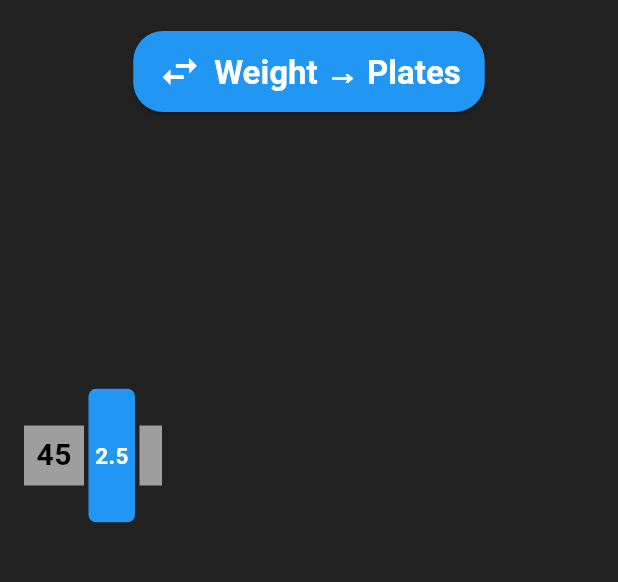
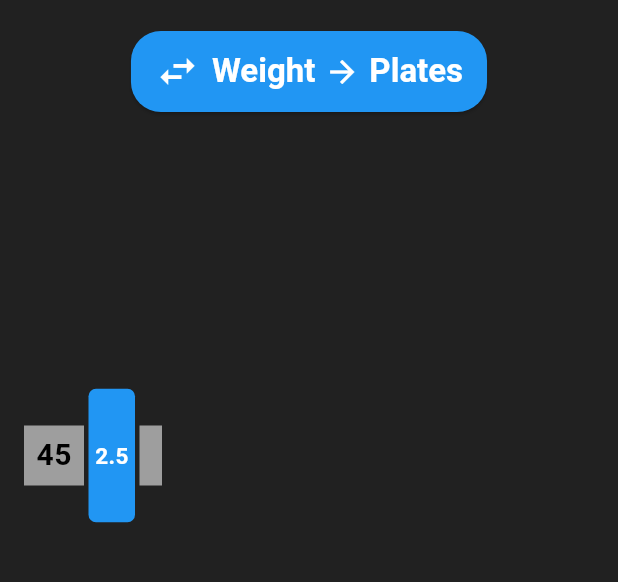
Before and after one commit to Baggins5066/barbellCalculator, a Flutter app: the screen it shows after launch, item 4 of the bottom bar chosen, on a phone screen of 412 x 824 dp, the part 77-659 px from its top. Run offline on Flutter 3.47's test engine with Material 3 defaults, Android fonts, the phone set to English and light mode, and no system bars; drawn by our look-alikes of google_mobile_ads; our stand-ins replace in_app_purchase, shared_preferences; network calls fail.

Commit message:
Added icons to swap mode button

```diff
--- a/barbell_calculator/lib/main.dart
+++ b/barbell_calculator/lib/main.dart
@@ -1138,17 +1138,39 @@
                         ElevatedButton.icon(
                           onPressed: _toggleMode,
                           icon: const Icon(Icons.swap_horiz, size: 30),
-                          label: Text(
-                            isWeightToPlates
-                                ? 'Weight → Plates'
-                                : 'Plates → Weight',
-                            style: Theme.of(
-                              context,
-                            ).textTheme.titleLarge?.copyWith(
-                              color: Colors.white,
-                              fontWeight: FontWeight.bold,
-                            ),
-                          ),
+                          label: isWeightToPlates
+                              ? Row(
+                                  mainAxisSize: MainAxisSize.min,
+                                  children: [
+                                    Text('Weight', style: Theme.of(context).textTheme.titleLarge?.copyWith(
+                                          color: Colors.white,
+                                          fontWeight: FontWeight.bold,
+                                        )),
+                                    const SizedBox(width: 6),
+                                    const Icon(Icons.arrow_forward, size: 24, color: Colors.white),
+                                    const SizedBox(width: 6),
+                                    Text('Plates', style: Theme.of(context).textTheme.titleLarge?.copyWith(
+                                          color: Colors.white,
+                                          fontWeight: FontWeight.bold,
+                                        )),
+                                  ],
+                                )
+                              : Row(
+                                  mainAxisSize: MainAxisSize.min,
+                                  children: [
+                                    Text('Plates', style: Theme.of(context).textTheme.titleLarge?.copyWith(
+                                          color: Colors.white,
+                                          fontWeight: FontWeight.bold,
+                                        )),
+                                    const SizedBox(width: 6),
+                                    const Icon(Icons.arrow_forward, size: 24, color: Colors.white),
+                                    const SizedBox(width: 6),
+                                    Text('Weight', style: Theme.of(context).textTheme.titleLarge?.copyWith(
+                                          color: Colors.white,
+                                          fontWeight: FontWeight.bold,
+                                        )),
+                                  ],
+                                ),
                           style: ElevatedButton.styleFrom(
                             padding: const EdgeInsets.symmetric(
                               horizontal: 16,
```
